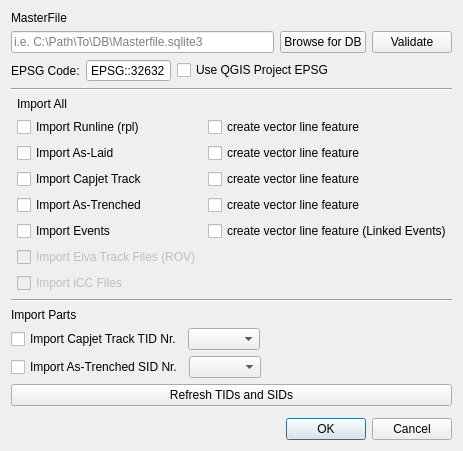
Above: isurvey_tools_dialog_base.ui from danielskaare/isurvey_tools before the change. Below: the same form after it.
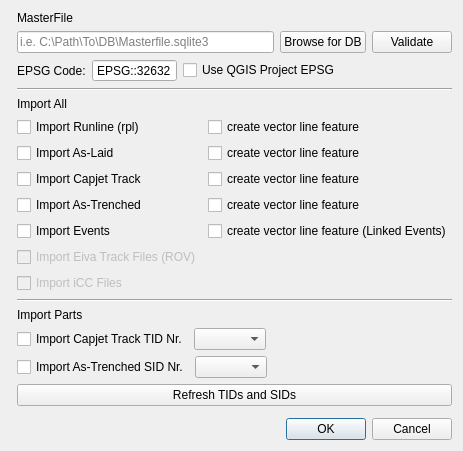
That is the form after the change. Custom widgets are drawn as their Qt base class.

The edit to the form file:
```diff
--- a/isurvey_tools_dialog_base.ui
+++ b/isurvey_tools_dialog_base.ui
@@ -6,22 +6,22 @@
    <rect>
     <x>0</x>
     <y>0</y>
-    <width>433</width>
-    <height>422</height>
+    <width>439</width>
+    <height>429</height>
    </rect>
   </property>
   <property name="windowTitle">
    <string>Import from Masterfile</string>
   </property>
   <layout class="QFormLayout" name="formLayout_2">
-   <item row="0" column="0" colspan="2">
+   <item row="0" column="1">
     <widget class="QLabel" name="label_3">
      <property name="text">
       <string>MasterFile</string>
      </property>
     </widget>
    </item>
-   <item row="1" column="0" colspan="2">
+   <item row="1" column="1">
     <layout class="QHBoxLayout" name="horizontalLayout">
      <item>
       <widget class="QgsFilterLineEdit" name="line_db_path">
@@ -55,7 +55,7 @@
      </item>
     </layout>
    </item>
-   <item row="2" column="0" colspan="2">
+   <item row="2" column="1">
     <layout class="QHBoxLayout" name="horizontalLayout_4">
      <item>
       <widget class="QLabel" name="label_epsg">
@@ -120,7 +120,7 @@
      </item>
     </layout>
    </item>
-   <item row="3" column="0" colspan="2">
+   <item row="3" column="1">
     <widget class="Line" name="line_2">
      <property name="orientation">
       <enum>Qt::Horizontal</enum>
@@ -231,21 +231,21 @@
      </item>
     </layout>
    </item>
-   <item row="6" column="0" colspan="2">
+   <item row="6" column="1">
     <widget class="Line" name="line">
      <property name="orientation">
       <enum>Qt::Horizontal</enum>
      </property>
     </widget>
    </item>
-   <item row="7" column="0" colspan="2">
+   <item row="7" column="1">
     <widget class="QLabel" name="label_2">
      <property name="text">
       <string>Import Parts</string>
      </property>
     </widget>
    </item>
-   <item row="8" column="0" colspan="2">
+   <item row="8" column="1">
     <layout class="QHBoxLayout" name="horizontalLayout_2">
      <item>
       <widget class="QCheckBox" name="cB_capjet_tid">
@@ -272,7 +272,7 @@
      </item>
     </layout>
    </item>
-   <item row="9" column="0" colspan="2">
+   <item row="9" column="1">
     <layout class="QHBoxLayout" name="horizontalLayout_3">
      <item>
       <widget class="QCheckBox" name="cB_astrenched_sid">
@@ -299,14 +299,14 @@
      </item>
     </layout>
    </item>
-   <item row="10" column="0" colspan="2">
+   <item row="10" column="1">
     <widget class="QPushButton" name="pB_Refresh_tid_sid">
      <property name="text">
       <string>Refresh TIDs and SIDs</string>
      </property>
     </widget>
    </item>
-   <item row="11" column="0" colspan="2">
+   <item row="11" column="1">
     <spacer name="verticalSpacer">
      <property name="orientation">
       <enum>Qt::Vertical</enum>
@@ -319,7 +319,7 @@
      </property>
     </spacer>
    </item>
-   <item row="12" column="0" colspan="2">
+   <item row="12" column="1">
     <widget class="QDialogButtonBox" name="buttonBox">
      <property name="orientation">
       <enum>Qt::Horizontal</enum>
```
Left out of the diff: 76 changed lines with no effect on the pictures.
